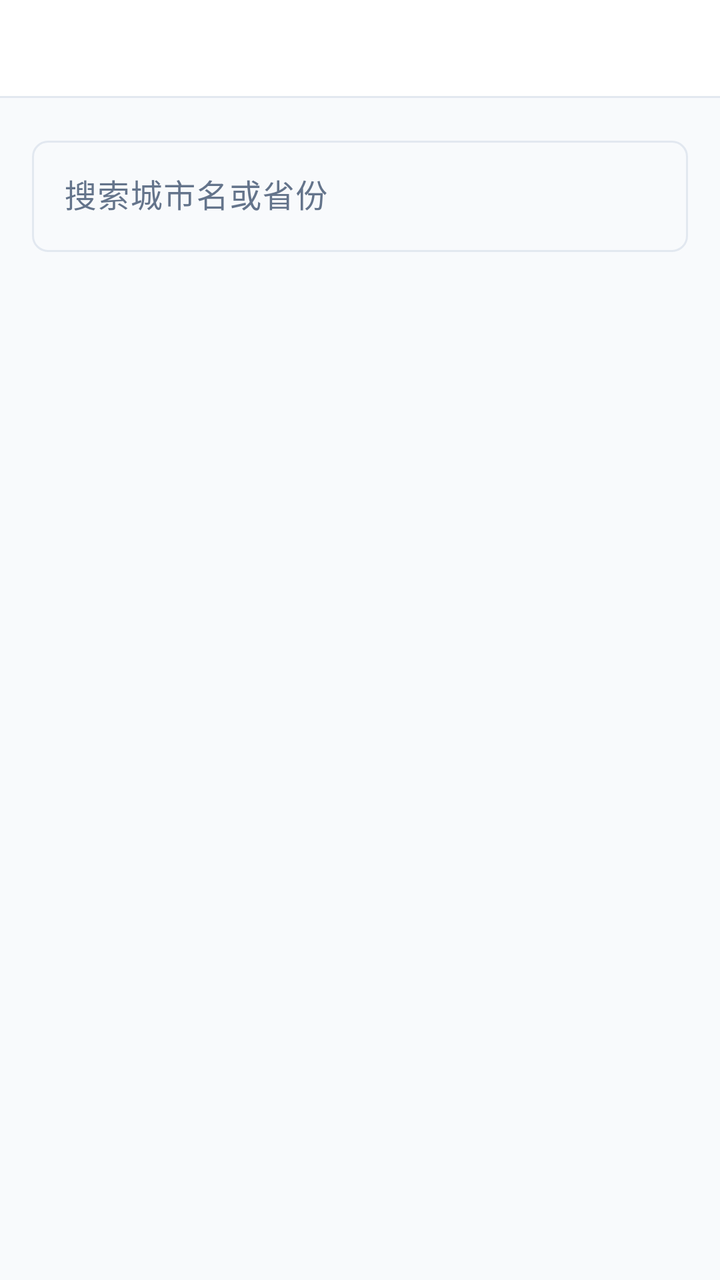
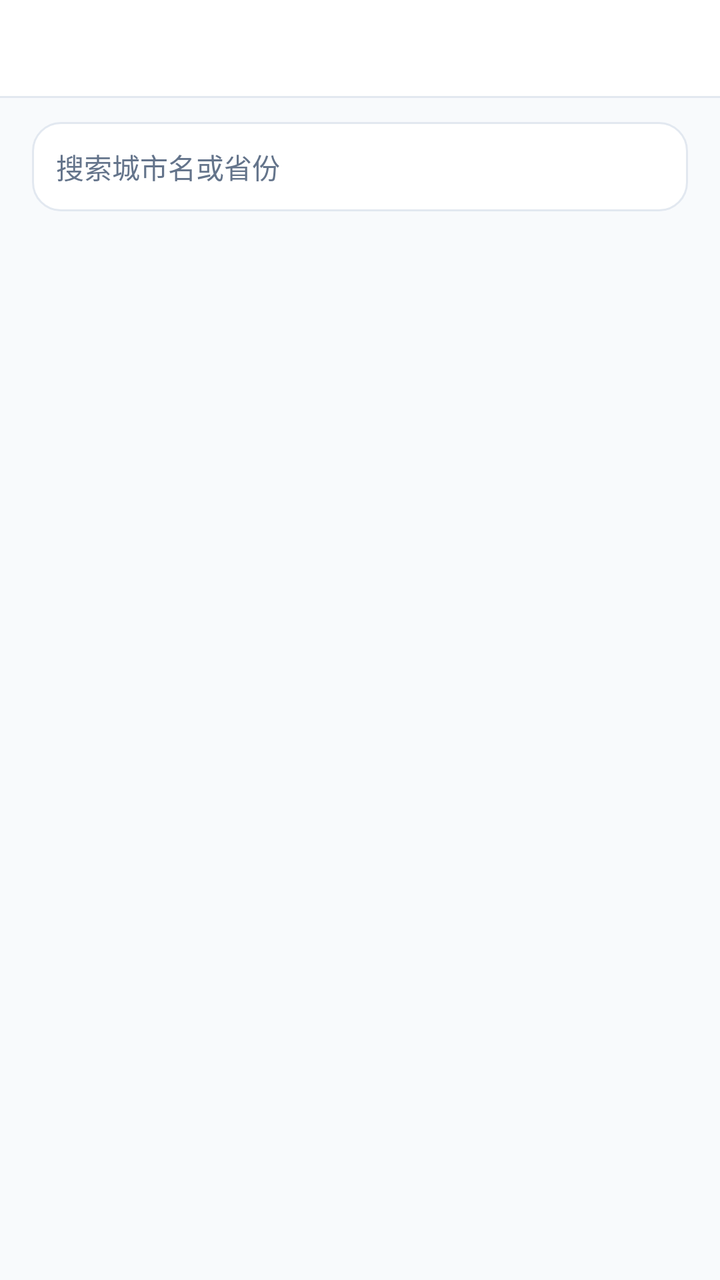

Before-and-after screenshots of an Android layout around one commit, followed by the original layout XML and the change that was made.
<!-- AndroidManifest.xml: application theme Theme.CityFootprint -->
<!-- res/layout/activity_city_picker.xml -->
<?xml version="1.0" encoding="utf-8"?>
<LinearLayout xmlns:android="http://schemas.android.com/apk/res/android"
    android:layout_width="match_parent"
    android:layout_height="match_parent"
    android:background="@color/bg"
    android:orientation="vertical">

    
    <include
        android:id="@+id/topBar"
        layout="@layout/view_top_bar"
        android:layout_width="match_parent"
        android:layout_height="wrap_content" />

    <com.google.android.material.textfield.TextInputLayout
        android:id="@+id/searchLayout"
        style="@style/Widget.App.TextInputLayout"
        android:layout_width="match_parent"
        android:layout_height="wrap_content"
        android:layout_marginStart="16dp"
        android:layout_marginTop="16dp"
        android:layout_marginEnd="16dp"
        android:hint="@string/city_search_hint">

        <com.google.android.material.textfield.TextInputEditText
            android:id="@+id/inputSearch"
            android:layout_width="match_parent"
            android:layout_height="wrap_content"
            android:imeOptions="actionSearch"
            android:inputType="text"
            android:maxLines="1" />
    </com.google.android.material.textfield.TextInputLayout>

    
    <FrameLayout
        android:id="@+id/content"
        android:layout_width="match_parent"
        android:layout_height="0dp"
        android:layout_weight="1">

        <androidx.recyclerview.widget.RecyclerView
            android:id="@+id/cityList"
            android:layout_width="match_parent"
            android:layout_height="match_parent"
            android:clipToPadding="false"
            android:paddingBottom="16dp" />

        <TextView
            android:id="@+id/textCityEmpty"
            android:layout_width="wrap_content"
            android:layout_height="wrap_content"
            android:layout_gravity="center"
            android:text="@string/city_empty"
            android:textColor="@color/muted_fg"
            android:textSize="14sp"
            android:visibility="gone" />
    </FrameLayout>
</LinearLayout>
<!-- res/layout/view_top_bar.xml (included above) -->
<?xml version="1.0" encoding="utf-8"?>
<LinearLayout xmlns:android="http://schemas.android.com/apk/res/android"
    style="@style/Widget.App.ShellBand">

    <LinearLayout
        android:layout_width="match_parent"
        android:layout_height="48dp"
        android:gravity="center_vertical"
        android:orientation="horizontal"
        android:paddingStart="16dp"
        android:paddingEnd="16dp">

        <ImageButton
            android:id="@+id/btnBack"
            android:layout_width="36dp"
            android:layout_height="36dp"
            android:layout_marginEnd="10dp"
            android:background="?attr/selectableItemBackgroundBorderless"
            android:contentDescription="@string/common_back"
            android:padding="6dp"
            android:src="@drawable/ic_back"
            android:tint="@color/sidebar_fg"
            android:visibility="gone" />

        <TextView
            android:id="@+id/title"
            android:layout_width="0dp"
            android:layout_height="wrap_content"
            android:layout_weight="1"
            android:ellipsize="end"
            android:maxLines="1"
            android:textColor="@color/sidebar_fg"
            android:textSize="16sp"
            android:textStyle="bold" />

        
        <ImageButton
            android:id="@+id/btnMenu"
            android:layout_width="36dp"
            android:layout_height="36dp"
            android:layout_marginStart="10dp"
            android:background="?attr/selectableItemBackgroundBorderless"
            android:contentDescription="@string/common_add"
            android:padding="6dp"
            android:src="@drawable/ic_add"
            android:tint="@color/sidebar_fg"
            android:visibility="gone" />

        
        <ImageButton
            android:id="@+id/btnDelete"
            android:layout_width="36dp"
            android:layout_height="36dp"
            android:layout_marginStart="10dp"
            android:background="?attr/selectableItemBackgroundBorderless"
            android:contentDescription="@string/edit_delete"
            android:padding="6dp"
            android:src="@drawable/ic_delete"
            android:tint="@color/destructive"
            android:visibility="gone" />
    </LinearLayout>

    <View style="@style/Widget.App.ShellDivider" />
</LinearLayout>
<!-- resources referenced by this layout -->
<resources>
  <color name="bg">#F8FAFC</color>
  <color name="destructive">#DC2626</color>
  <color name="muted_fg">#64748B</color>
  <color name="sidebar_fg">#0F172A</color>
  <string name="city_empty">没有匹配的城市</string>
  <string name="city_search_hint">搜索城市名或省份</string>
  <string name="common_add">添加</string>
  <string name="common_back">返回</string>
  <string name="edit_delete">删除</string>
  <style name="Widget.App.ShellDivider" parent="">
          <item name="android:layout_width">match_parent</item>
          <item name="android:layout_height">1dp</item>
          <item name="android:background">@color/sidebar_border</item>
      </style>
  <style name="Widget.App.TextInputLayout" parent="Widget.Material3.TextInputLayout.OutlinedBox">
          <item name="boxCornerRadiusTopStart">8dp</item>
          <item name="boxCornerRadiusTopEnd">8dp</item>
          <item name="boxCornerRadiusBottomStart">8dp</item>
          <item name="boxCornerRadiusBottomEnd">8dp</item>
          <item name="boxStrokeColor">@color/field_stroke</item>
          <item name="boxStrokeWidth">1dp</item>
          <item name="boxStrokeWidthFocused">1dp</item>
          <item name="boxBackgroundColor">@color/popover</item>
          <item name="hintTextColor">@color/muted_fg</item>
          <item name="android:textColorHint">@color/muted_fg</item>
      </style>
  <style name="Theme.CityFootprint" parent="Theme.Material3.DayNight.NoActionBar">
          
          <item name="appAccent">@color/accent</item>
          <item name="colorPrimary">?attr/appAccent</item>
          <item name="colorOnPrimary">@color/on_accent</item>
          <item name="colorPrimaryContainer">@color/accent_light</item>
          <item name="colorOnPrimaryContainer">@color/accent_soft_fg</item>
          <item name="colorSecondary">?attr/appAccent</item>
          <item name="colorSecondaryContainer">@color/accent_light</item>
          <item name="colorOnSecondaryContainer">@color/accent_soft_fg</item>
          <item name="colorSurface">@color/card</item>
          <item name="colorOnSurface">@color/fg</item>
          <item name="colorOnSurfaceVariant">@color/muted_fg</item>
          
          <item name="colorOutline">@color/muted_fg</item>
          
          <item name="colorSurfaceContainerHighest">@color/muted</item>
          <item name="colorError">@color/destructive</item>
          <item name="android:colorBackground">@color/bg</item>
  
          
          <item name="android:statusBarColor">@color/window_bg_light</item>
          <item name="android:navigationBarColor">@color/window_bg_light</item>
          <item name="android:windowLightStatusBar">@bool/window_light_system_bars</item>
          <item name="android:windowLightNavigationBar" tools:targetApi="27">@bool/window_light_system_bars</item>
          
          <item name="android:forceDarkAllowed" tools:targetApi="29">false</item>
  
          
          <item name="materialCardViewStyle">@style/Widget.App.CardView</item>
          <item name="materialButtonStyle">@style/Widget.App.Button</item>
          <item name="popupMenuStyle">@style/Widget.App.PopupMenu</item>
      </style>
  <color name="sidebar">#FFFFFF</color>
  <color name="sidebar_border">#E2E8F0</color>
  <color name="popover">#F8FAFC</color>
  <color name="accent">#2563EB</color>
  <color name="on_accent">#FFFFFF</color>
  <color name="accent_light">#EFF6FF</color>
  <color name="accent_soft_fg">#1D4ED8</color>
  <color name="card">#FFFFFF</color>
  <color name="fg">#0F172A</color>
  <color name="muted">#E2E8F0</color>
  <color name="window_bg_light">#FFFFFF</color>
  <style name="Widget.App.Button" parent="Widget.Material3.Button">
          <item name="cornerRadius">999dp</item>
      </style>
  <color name="border">#E2E8F0</color>
  <style name="TextAppearance.App.PopupMenuItem" parent="TextAppearance.Material3.BodyLarge">
          <item name="android:textColor">@color/fg</item>
          <item name="android:textSize">15sp</item>
      </style>
  <!-- unchanged entries left out for length: 7 -->
</resources>

<!-- the commit's change to res/layout/activity_city_picker.xml (unified diff, before → after) -->
@@ -1,5 +1,6 @@
 <?xml version="1.0" encoding="utf-8"?>
 <LinearLayout xmlns:android="http://schemas.android.com/apk/res/android"
+    xmlns:app="http://schemas.android.com/apk/res-auto"
     android:layout_width="match_parent"
     android:layout_height="match_parent"
     android:background="@color/bg"
@@ -12,24 +13,23 @@
         android:layout_width="match_parent"
         android:layout_height="wrap_content" />
 
-    <com.google.android.material.textfield.TextInputLayout
-        android:id="@+id/searchLayout"
-        style="@style/Widget.App.TextInputLayout"
+    
+    <EditText
+        android:id="@+id/inputSearch"
         android:layout_width="match_parent"
         android:layout_height="wrap_content"
         android:layout_marginStart="16dp"
-        android:layout_marginTop="16dp"
+        android:layout_marginTop="12dp"
         android:layout_marginEnd="16dp"
-        android:hint="@string/city_search_hint">
-
-        <com.google.android.material.textfield.TextInputEditText
-            android:id="@+id/inputSearch"
-            android:layout_width="match_parent"
-            android:layout_height="wrap_content"
-            android:imeOptions="actionSearch"
-            android:inputType="text"
-            android:maxLines="1" />
-    </com.google.android.material.textfield.TextInputLayout>
+        android:background="@drawable/bg_card"
+        android:hint="@string/city_search_hint"
+        android:imeOptions="actionSearch"
+        android:inputType="text"
+        android:maxLines="1"
+        android:padding="12dp"
+        android:textColor="@color/fg"
+        android:textColorHint="@color/text_tertiary"
+        android:textSize="14sp" />
 
     
     <FrameLayout
<!-- resource entries referenced after the edit -->
@@ -4,6 +4,17 @@
   <color name="destructive">#DC2626</color>
   <color name="muted_fg">#64748B</color>
   <color name="sidebar_fg">#0F172A</color>
+  <color name="text_tertiary">#64748B</color>
+  <!-- drawable bg_card (drawable) -->
+  <?xml version="1.0" encoding="utf-8"?>
+  <shape xmlns:android="http://schemas.android.com/apk/res/android"
+      android:shape="rectangle">
+      <corners android:radius="14dp" />
+      <solid android:color="@color/card" />
+      <stroke
+          android:width="1dp"
+          android:color="@color/border" />
+  </shape>
   <string name="city_empty">没有匹配的城市</string>
   <string name="city_search_hint">搜索城市名或省份</string>
   <string name="common_add">添加</string>
@@ -14,27 +25,16 @@
           <item name="android:layout_height">1dp</item>
           <item name="android:background">@color/sidebar_border</item>
       </style>
-  <style name="Widget.App.TextInputLayout" parent="Widget.Material3.TextInputLayout.OutlinedBox">
-          <item name="boxCornerRadiusTopStart">8dp</item>
-          <item name="boxCornerRadiusTopEnd">8dp</item>
-          <item name="boxCornerRadiusBottomStart">8dp</item>
-          <item name="boxCornerRadiusBottomEnd">8dp</item>
-          <item name="boxStrokeColor">@color/field_stroke</item>
-          <item name="boxStrokeWidth">1dp</item>
-          <item name="boxStrokeWidthFocused">1dp</item>
-          <item name="boxBackgroundColor">@color/popover</item>
-          <item name="hintTextColor">@color/muted_fg</item>
-          <item name="android:textColorHint">@color/muted_fg</item>
-      </style>
   <style name="Theme.CityFootprint" parent="Theme.Material3.DayNight.NoActionBar">
           
           <item name="appAccent">@color/accent</item>
+          <item name="appAccentLight">@color/accent_light</item>
           <item name="colorPrimary">?attr/appAccent</item>
           <item name="colorOnPrimary">@color/on_accent</item>
-          <item name="colorPrimaryContainer">@color/accent_light</item>
+          <item name="colorPrimaryContainer">?attr/appAccentLight</item>
           <item name="colorOnPrimaryContainer">@color/accent_soft_fg</item>
           <item name="colorSecondary">?attr/appAccent</item>
-          <item name="colorSecondaryContainer">@color/accent_light</item>
+          <item name="colorSecondaryContainer">?attr/appAccentLight</item>
           <item name="colorOnSecondaryContainer">@color/accent_soft_fg</item>
           <item name="colorSurface">@color/card</item>
           <item name="colorOnSurface">@color/fg</item>
@@ -61,7 +61,6 @@
       </style>
   <color name="sidebar">#FFFFFF</color>
   <color name="sidebar_border">#E2E8F0</color>
-  <color name="popover">#F8FAFC</color>
   <color name="accent">#2563EB</color>
   <color name="on_accent">#FFFFFF</color>
   <color name="accent_light">#EFF6FF</color>
